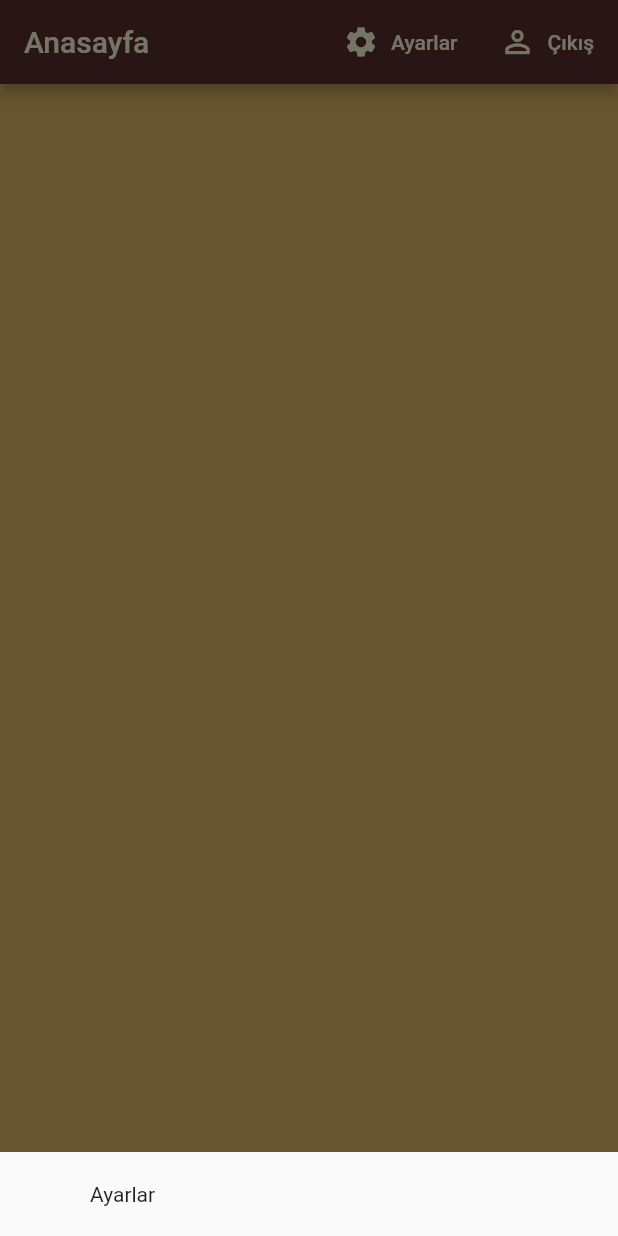
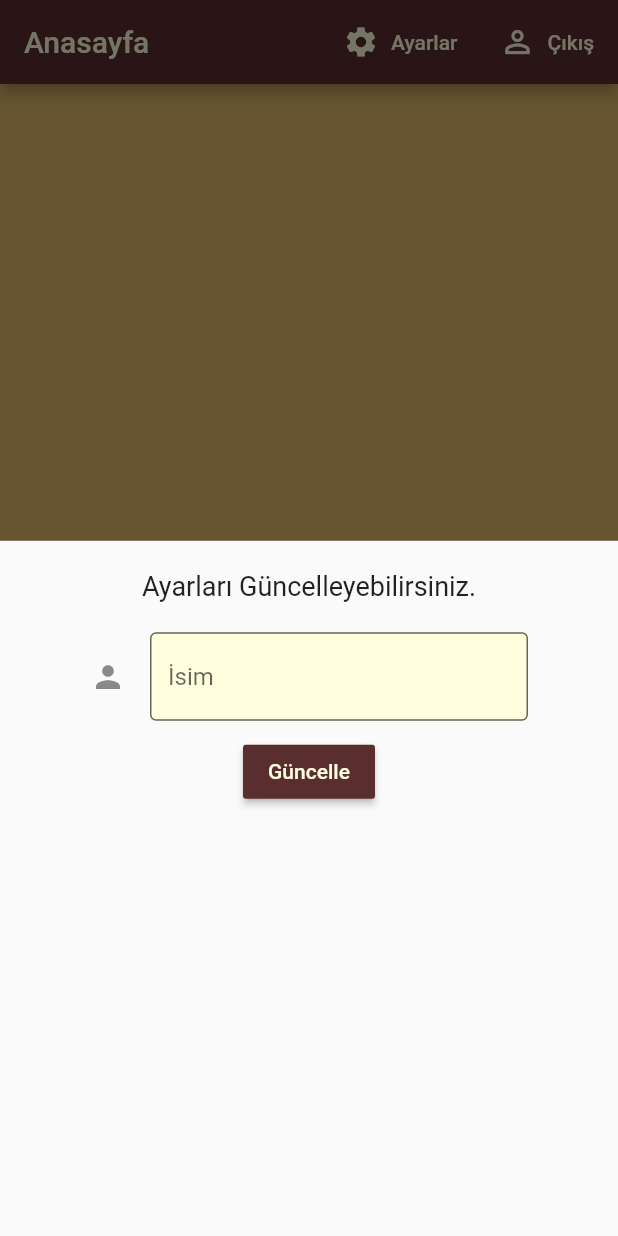
Before and after one commit to emralyilmaz/training41KahveniSecApp, a Flutter app: the screen it shows once a user with an empty profile is signed in, after a tap on "Ayarlar", on a phone screen of 412 x 824 dp. Run offline on Flutter 3.47's test engine with Material 2 defaults, Android fonts, the phone set to English and light mode, and no system bars; our stand-ins replace cloud_firestore, firebase_auth, firebase_core, flutter_spinkit; accounts and stored records are empty.

Commit message:
Form İçin TextField ve Buton Oluşturma

```diff
--- a/lib/screens/home/home.dart
+++ b/lib/screens/home/home.dart
@@ -3,6 +3,7 @@ import 'package:flutter/material.dart';
 import 'package:provider/provider.dart';
 import 'package:training41KahveniSecApp/models/order.dart';
 import 'package:training41KahveniSecApp/screens/home/order_list.dart';
+import 'package:training41KahveniSecApp/screens/home/settings_form.dart';
 import 'package:training41KahveniSecApp/services/auth.dart';
 import 'package:training41KahveniSecApp/services/database.dart';
 
@@ -21,7 +22,7 @@ class _HomeState extends State<Home> {
           builder: (context) {
             return Container(
               padding: EdgeInsets.symmetric(vertical: 20.0, horizontal: 60.0),
-              child: Text("Ayarlar"),
+              child: SettingForm(),
             );
           });
     }
--- /dev/null
+++ b/lib/screens/home/settings_form.dart
@@ -0,0 +1,50 @@
+import 'package:flutter/material.dart';
+import 'package:training41KahveniSecApp/shared/contants.dart';
+
+class SettingForm extends StatefulWidget {
+  @override
+  _SettingFormState createState() => _SettingFormState();
+}
+
+class _SettingFormState extends State<SettingForm> {
+  final _formKey = GlobalKey<FormState>();
+  final List<String> sekerler = ["0", "1", "2", "3", "4"];
+
+  String currentIsim;
+  String currentSeker;
+  String currentKoyuluk;
+
+  @override
+  Widget build(BuildContext context) {
+    return Form(
+      key: _formKey,
+      child: Column(
+        children: [
+          Text(
+            "Ayarları Güncelleyebilirsiniz.",
+            style: TextStyle(fontSize: 18),
+          ),
+          SizedBox(
+            height: 20.0,
+          ),
+          TextFormField(
+            decoration: inputDecoration.copyWith(
+                hintText: "İsim", icon: Icon(Icons.person)),
+            validator: (val) => val.isEmpty ? "Lütfen isim giriniz" : null,
+            onChanged: (val) => setState(() => currentIsim = val),
+          ),
+          SizedBox(
+            height: 10.0,
+          ),
+          RaisedButton(
+              color: Color.fromRGBO(90, 46, 46, 1),
+              child: Text("Güncelle",
+                  style: TextStyle(color: Color.fromRGBO(255, 254, 223, 1))),
+              onPressed: () async {
+                print(currentIsim);
+              })
+        ],
+      ),
+    );
+  }
+}
```
